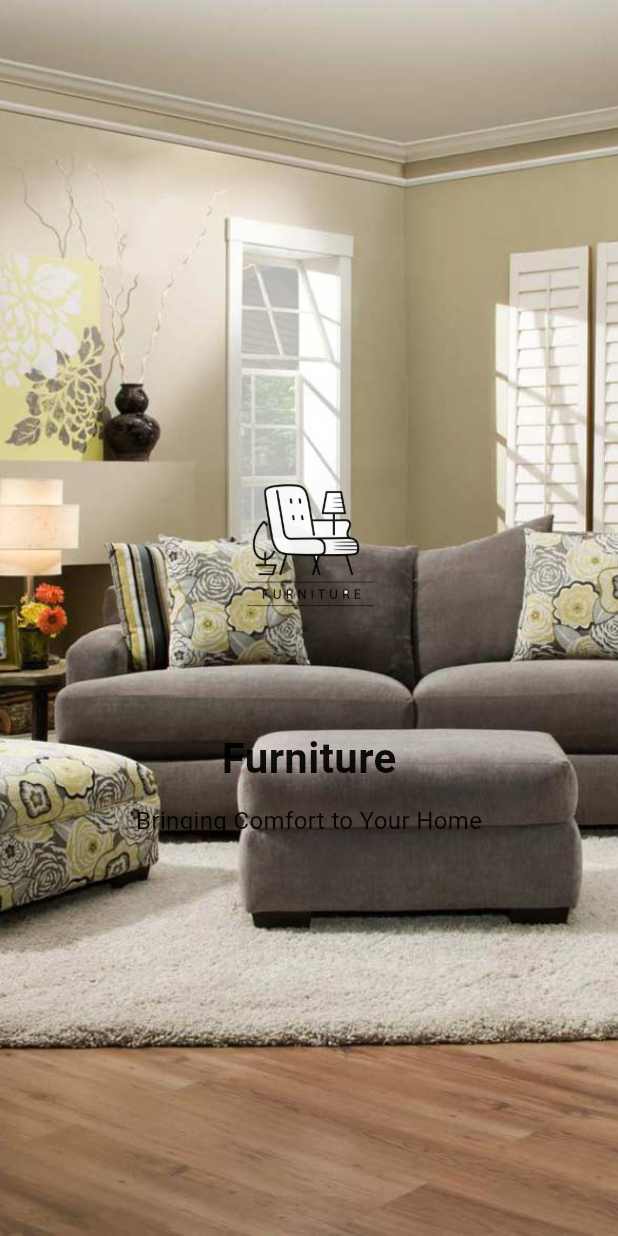
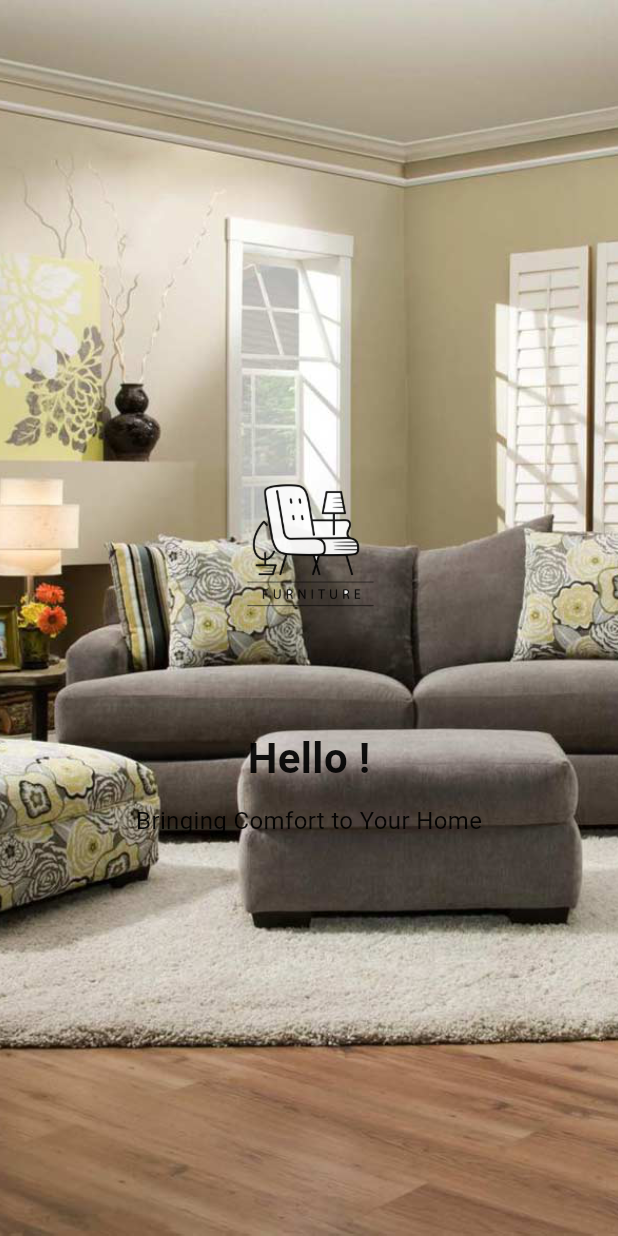
Before and after one commit to Pawan70056/furniture_ecommerce_web_apps, a Flutter app: the SplashScreen screen opened directly, on a phone screen of 412 x 824 dp. Run offline on Flutter 3.47's test engine with Material 3 defaults, Android fonts, the phone set to English and light mode, and no system bars.

Commit message:
edit code

```diff
--- a/lib/screens/splash_screen.dart
+++ b/lib/screens/splash_screen.dart
@@ -68,7 +68,7 @@
                   SizedBox(height: 20),
                   // App Name
                   Text(
-                    'Furniture',
+                    'Hello !',
                     style: TextStyle(
                       fontSize: 28,
                       fontWeight: FontWeight.bold,
```
